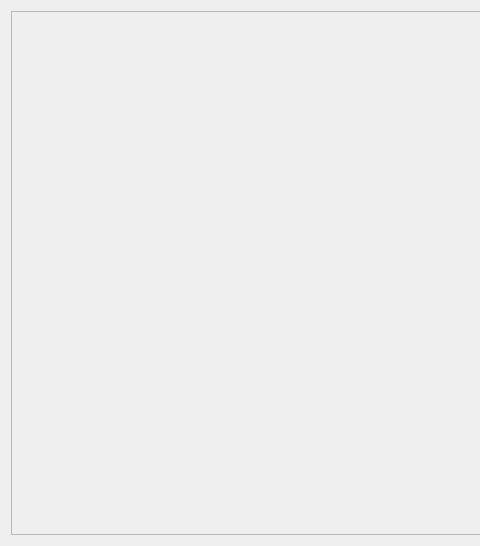
The window that window2.ui (Aazmund/Be_Chef) describes before a commit, drawn with Qt 5; both pictures show x 0 to 480 and y 0 to 546 of the 837 by 546 pixel window.
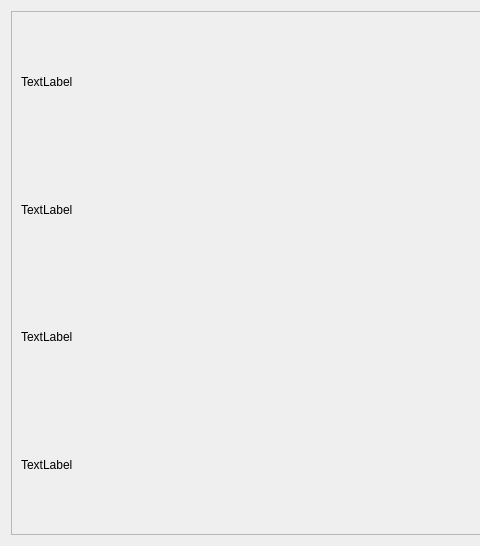
The same window after the commit.

The edit to the form file:
```diff
--- a/window2.ui
+++ b/window2.ui
@@ -26,10 +26,40 @@
          <rect>
           <x>0</x>
           <y>0</y>
-          <width>809</width>
-          <height>518</height>
+          <width>815</width>
+          <height>524</height>
          </rect>
         </property>
+        <layout class="QVBoxLayout" name="verticalLayout_3">
+         <item>
+          <widget class="QLabel" name="label">
+           <property name="text">
+            <string>TextLabel</string>
+           </property>
+          </widget>
+         </item>
+         <item>
+          <widget class="QLabel" name="label_2">
+           <property name="text">
+            <string>TextLabel</string>
+           </property>
+          </widget>
+         </item>
+         <item>
+          <widget class="QLabel" name="label_3">
+           <property name="text">
+            <string>TextLabel</string>
+           </property>
+          </widget>
+         </item>
+         <item>
+          <widget class="QLabel" name="label_4">
+           <property name="text">
+            <string>TextLabel</string>
+           </property>
+          </widget>
+         </item>
+        </layout>
        </widget>
       </widget>
      </item>
```
